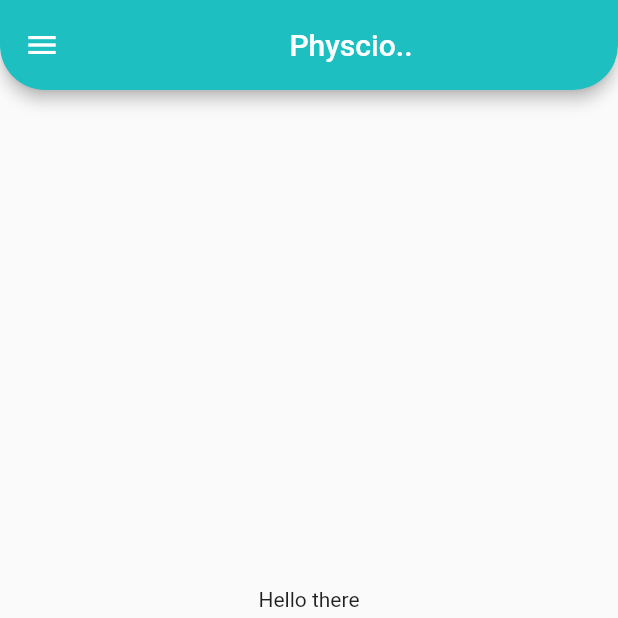
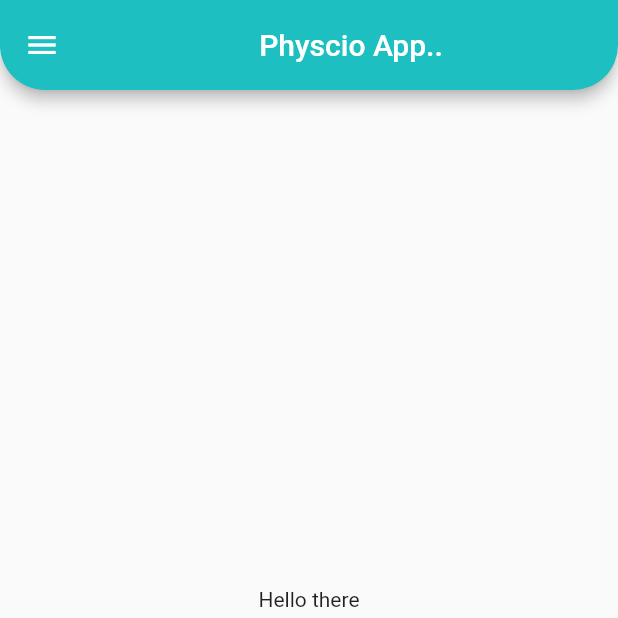
Before and after one commit to hsv123456789/phci_app, a Flutter app: the screen it shows after launch, on a phone screen of 412 x 824 dp, the top half of it. Run offline on Flutter 3.47's test engine with Material 2 defaults, Android fonts, the phone set to English and light mode, and no system bars.

Commit message:
changed title

```diff
--- a/lib/main.dart
+++ b/lib/main.dart
@@ -25,7 +25,7 @@ class MyApp extends StatelessWidget {
             ),
           ),
           title: Center(
-            child: Text('Physcio..'),
+            child: Text('Physcio App..'),
           ),
         ),
         drawer: AppDrawer(),
```
